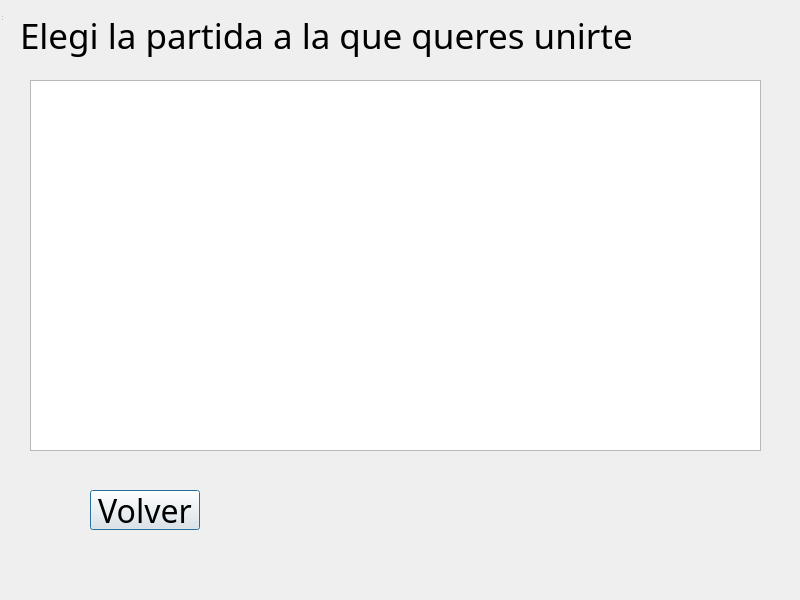
Old version of the form src/Client/Lobby/gamelist.ui in the repository franciscoduc4/TP_Jazz_Jackrabbit_2.
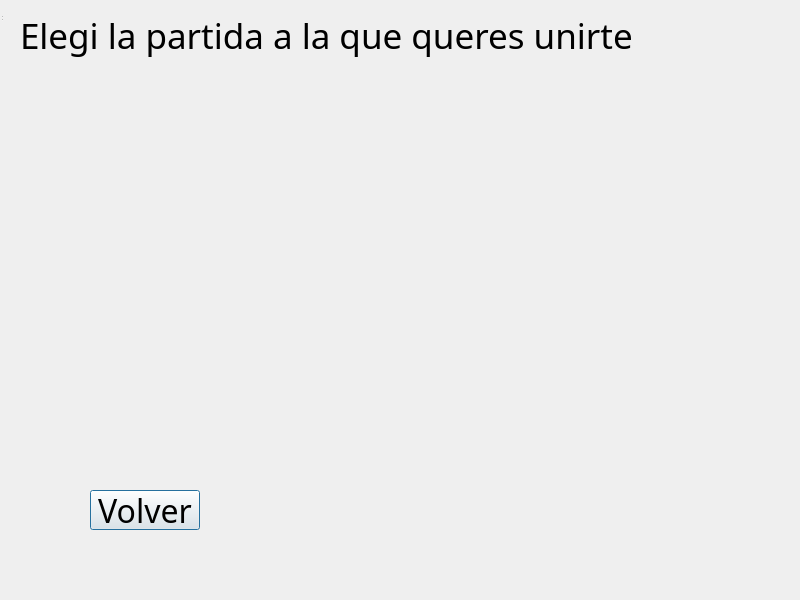
New version of the form.

Diff of the .ui file:
```diff
--- a/src/Client/Lobby/gamelist.ui
+++ b/src/Client/Lobby/gamelist.ui
@@ -22,7 +22,7 @@
      <height>600</height>
     </rect>
    </property>
-   <widget class="QListWidget" name="listGames">
+   <widget class="QWidget" name="listGamesWidget">
     <property name="geometry">
      <rect>
       <x>30</x>
```
